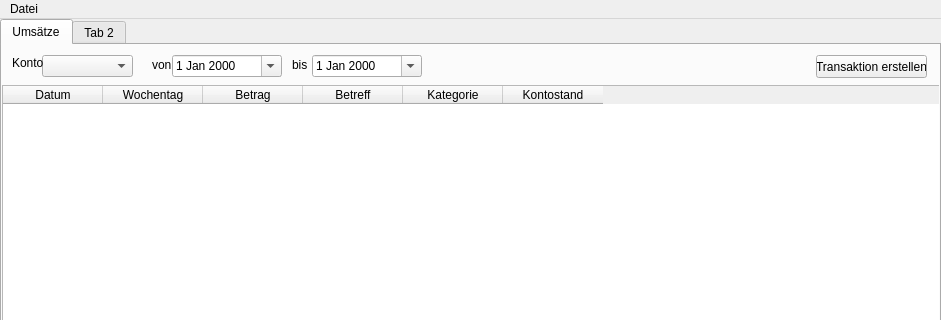
Before: the Qt Designer form View/src/main/resources/design/ui/mainwindow.ui in marcuskraft/DimeDiaryJavaFx, drawn with Qt 5; both pictures show x 0 to 941 and y 0 to 320 of the 941 by 775 pixel window.
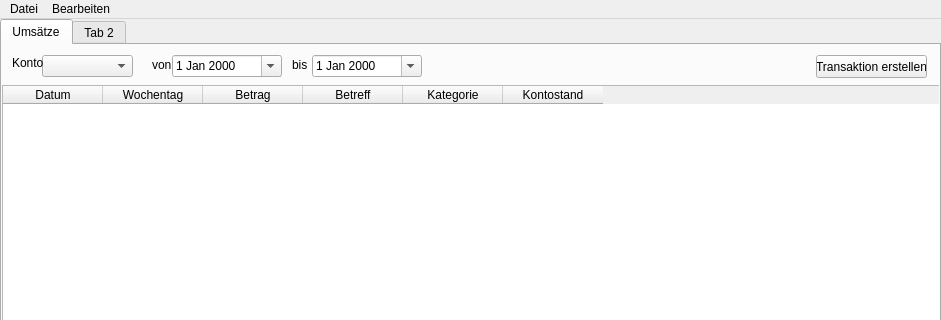
After: the same form once the commit is applied.

Diff of the .ui file:
```diff
--- a/View/src/main/resources/design/ui/mainwindow.ui
+++ b/View/src/main/resources/design/ui/mainwindow.ui
@@ -217,7 +217,13 @@
     <addaction name="actionEinstellungen"/>
     <addaction name="actionBeenden"/>
    </widget>
+   <widget class="QMenu" name="menuBearbeiten">
+    <property name="title">
+     <string>Bearbeiten</string>
+    </property>
+   </widget>
    <addaction name="menuDatei"/>
+   <addaction name="menuBearbeiten"/>
   </widget>
   <widget class="QStatusBar" name="statusbar"/>
   <action name="actionBeenden">
```
Left out of the diff: 8 changed lines with no effect on the pictures.
